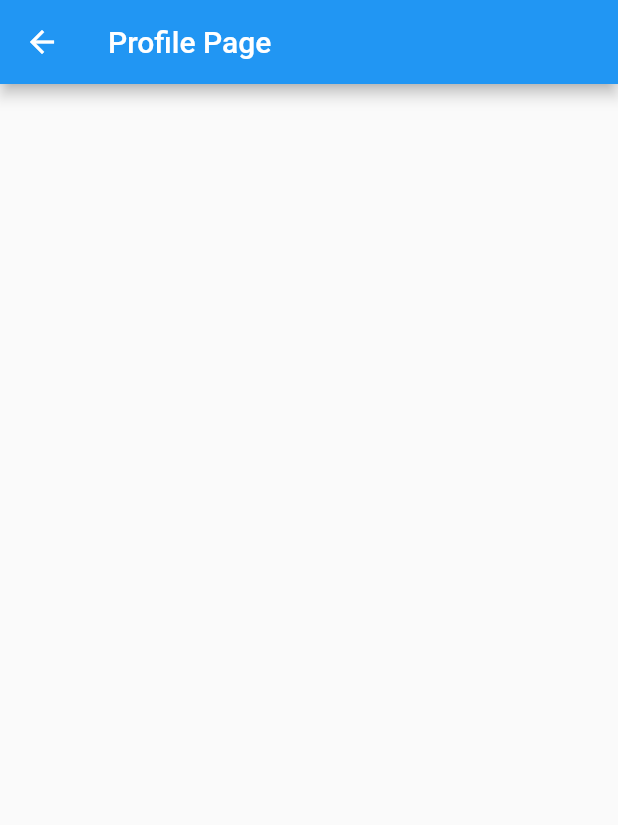
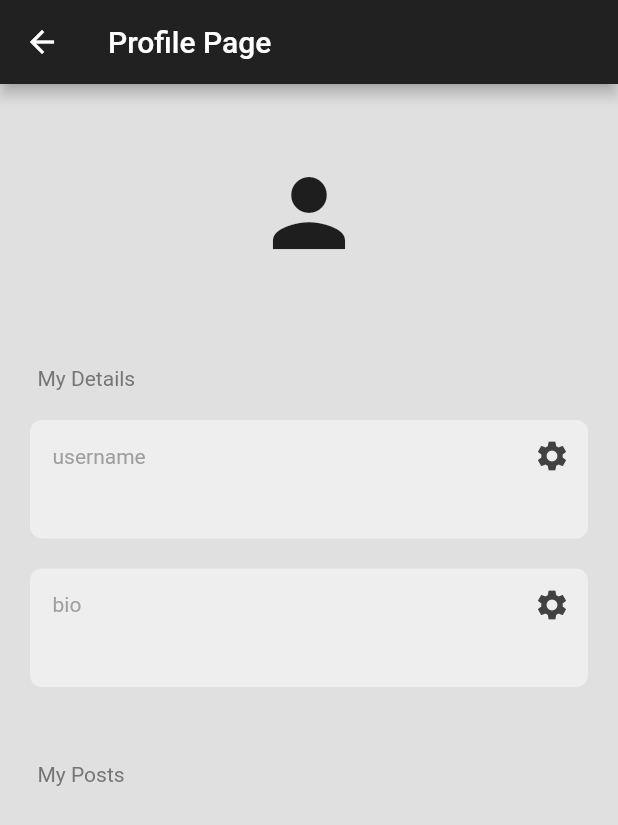
Before and after one commit to Misbah-Omar/twitblind, a Flutter app: the ProfilePage screen opened directly, on a phone screen of 412 x 824 dp. Shown: the top 825 px of the screen. Run offline on Flutter 3.47's test engine with Material 2 defaults, Android fonts, the phone set to English and light mode, and no system bars; our stand-ins replace cloud_firestore, firebase_auth, firebase_core, speech_to_text; missing offline and left inert: alan_voice, dart:ffi; accounts and stored records are empty.

Commit message:
Added Profile page

```diff
--- /dev/null
+++ b/lib/components/text_box.dart
@@ -0,0 +1,52 @@
+import 'package:flutter/material.dart';
+
+class MyTextBox extends StatelessWidget {
+  final String text;
+  final String sectionName;
+  final void Function()? onPressed;
+  const MyTextBox({
+    super.key,
+    required this.text,
+    required this.sectionName,
+    required this.onPressed,
+  });
+
+  @override
+  Widget build(BuildContext context) {
+    return Container(
+      decoration: BoxDecoration(
+        color: Colors.grey[200],
+        borderRadius: BorderRadius.circular(8),
+      ),
+      padding: const EdgeInsets.only(left: 15, bottom: 15),
+      margin: const EdgeInsets.only(left: 20, right: 20, top: 20),
+      child: Column(
+        crossAxisAlignment: CrossAxisAlignment.start,
+        children: [
+          Row(
+            mainAxisAlignment: MainAxisAlignment.spaceBetween,
+            children: [
+              //Section name
+              Text(
+                sectionName,
+                style: TextStyle(color: Colors.grey[500]),
+              ),
+
+              //edit Button
+              IconButton(
+                onPressed: onPressed,
+                icon: Icon(
+                  Icons.settings,
+                  color: Colors.grey[800],
+                ),
+              ),
+            ],
+          ),
+
+          //Text
+          Text(text),
+        ],
+      ),
+    );
+  }
+}
--- a/lib/pages/profile_page.dart
+++ b/lib/pages/profile_page.dart
@@ -1,4 +1,9 @@
+import 'dart:ffi';
+
+import 'package:cloud_firestore/cloud_firestore.dart';
+import 'package:firebase_auth/firebase_auth.dart';
 import 'package:flutter/material.dart';
+import 'package:twitblind/components/text_box.dart';
 
 class ProfilePage extends StatefulWidget {
   const ProfilePage({super.key});
@@ -8,10 +13,91 @@
 }
 
 class _ProfilePageState extends State<ProfilePage> {
+  //Current user
+  final currentUser = FirebaseAuth.instance.currentUser;
+
+  //Edit Field
+  Future<void> editField(String field) async {}
+
   @override
   Widget build(BuildContext context) {
     return Scaffold(
-      appBar: AppBar(title: Text('Profile Page')),
+      backgroundColor: Colors.grey[300],
+      appBar: AppBar(
+        title: Text('Profile Page'),
+        backgroundColor: Colors.grey[900],
+      ),
+      body: StreamBuilder<DocumentSnapshot>(
+        stream: FirebaseFirestore.instance
+            .collection("Users")
+            .doc(currentUser!.email!)
+            .snapshots(),
+        builder: (context, snapshot) {
+          //Get user data
+          if (snapshot.hasData) {
+            final userData = snapshot.data!.data() as Map<String, dynamic>;
+
+            return ListView(
+              children: [
+                const SizedBox(height: 50),
+                //Profile Picture
+                const Icon(
+                  Icons.person,
+                  size: 72,
+                ),
+
+                //User email
+                Text(
+                  currentUser!.email!,
+                  textAlign: TextAlign.center,
+                  style: TextStyle(color: Colors.grey[700]),
+                ),
+
+                const SizedBox(height: 50),
+                //User details
+                Padding(
+                  padding: const EdgeInsets.only(left: 25.0),
+                  child: Text(
+                    'My Details',
+                    style: TextStyle(color: Colors.grey[600]),
+                  ),
+                ),
+
+                //Username
+                MyTextBox(
+                  text: userData['username'],
+                  sectionName: 'username',
+                  onPressed: () => editField('username'),
+                ),
+
+                //Bio
+                MyTextBox(
+                  text: userData['bio'],
+                  sectionName: 'bio',
+                  onPressed: () => editField('bio'),
+                ),
+
+                const SizedBox(height: 50),
+                // User Posts
+                Padding(
+                  padding: const EdgeInsets.only(left: 25.0),
+                  child: Text(
+                    'My Posts',
+                    style: TextStyle(color: Colors.grey[600]),
+                  ),
+                ),
+              ],
+            );
+          } else if (snapshot.hasError) {
+            return Center(
+              child: Text('Error${snapshot.error}'),
+            );
+          }
+          return const Center(
+            child: CircularProgressIndicator(),
+          );
+        },
+      ),
     );
   }
 }
--- a/lib/pages/register.dart
+++ b/lib/pages/register.dart
@@ -1,3 +1,4 @@
+import 'package:cloud_firestore/cloud_firestore.dart';
 import 'package:firebase_auth/firebase_auth.dart';
 import 'package:flutter/material.dart';
 
@@ -38,8 +39,19 @@
 
     //try creating the user
     try {
-      await FirebaseAuth.instance.createUserWithEmailAndPassword(
-          email: usernameController.text, password: passwordController.text);
+      UserCredential userCredential = await FirebaseAuth.instance
+          .createUserWithEmailAndPassword(
+              email: usernameController.text,
+              password: passwordController.text);
+
+      //After creating a user, Creating a new doc in firbase called Users
+      FirebaseFirestore.instance
+          .collection("Users")
+          .doc(userCredential.user!.email!)
+          .set({
+        'username': usernameController.text.split('@')[0], // Initial Username
+        'bio': 'Empty bio...' //Initally empty bio
+      });
 
       //pop circle
       // if (context.mounted) Navigator.pop(context);
--- a/pubspec.yaml
+++ b/pubspec.yaml
@@ -40,9 +40,8 @@
   firebase_auth: ^4.6.1
   alan_voice: ^4.1.0
   cloud_firestore: ^4.7.1
-  speech_recognition: ^0.3.0+1
   speech_to_text: ^6.1.1
-  flutter_tts: ^3.6.3
+  # speech_recognition: ^0.3.0+1
 
 dev_dependencies:
   flutter_test:
```
Also changed, not shown: pubspec.lock, 3 other files.
